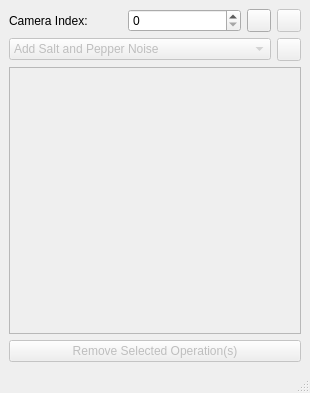
This is camerawindow.ui in emreozanalkan/VPOpenCVProject as Qt 5 draws it before an edit. The edited form follows.
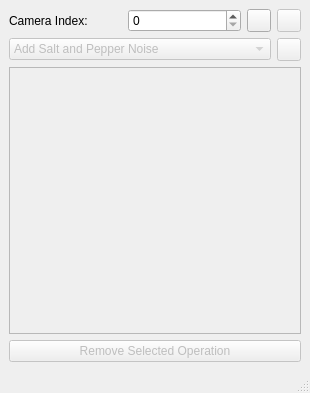
This is the edited form. Icons and pictures are not drawn.

Commit message:
Camera Operation Delete
Deleting camera operations implemented

What changed in the file:
```diff
--- a/camerawindow.ui
+++ b/camerawindow.ui
@@ -177,7 +177,7 @@
          <bool>false</bool>
         </property>
         <property name="text">
-         <string>Remove Selected Operation(s)</string>
+         <string>Remove Selected Operation</string>
         </property>
         <property name="icon">
          <iconset resource="ImageResources.qrc">
```
The commit also changes 4 other files.
